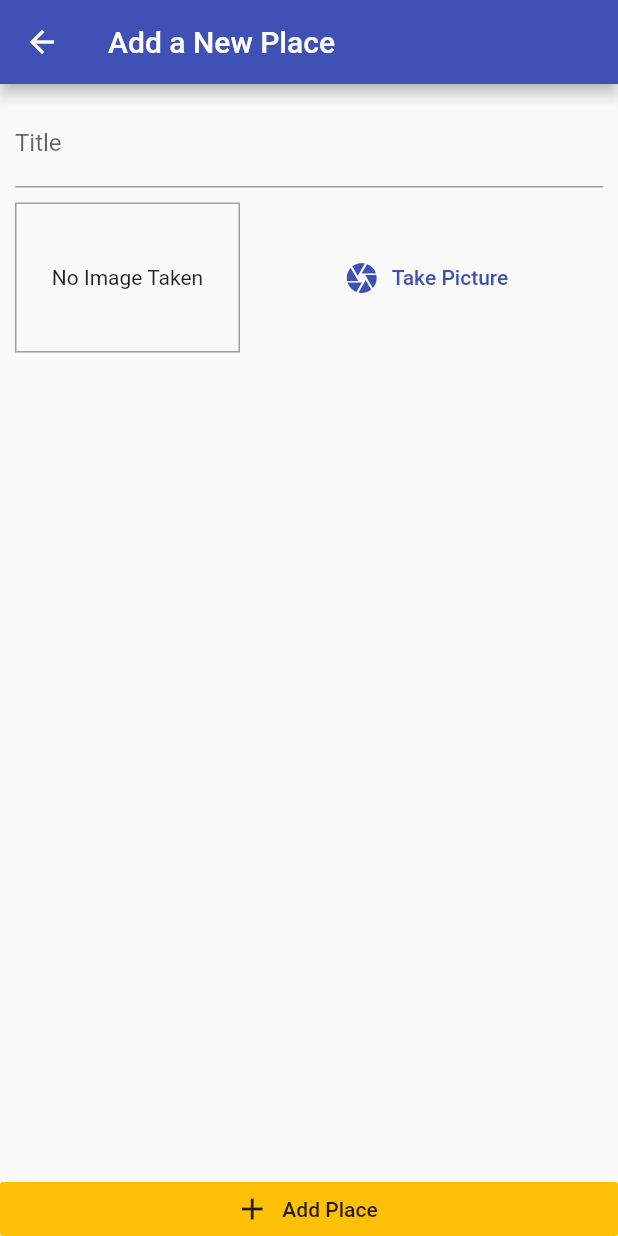
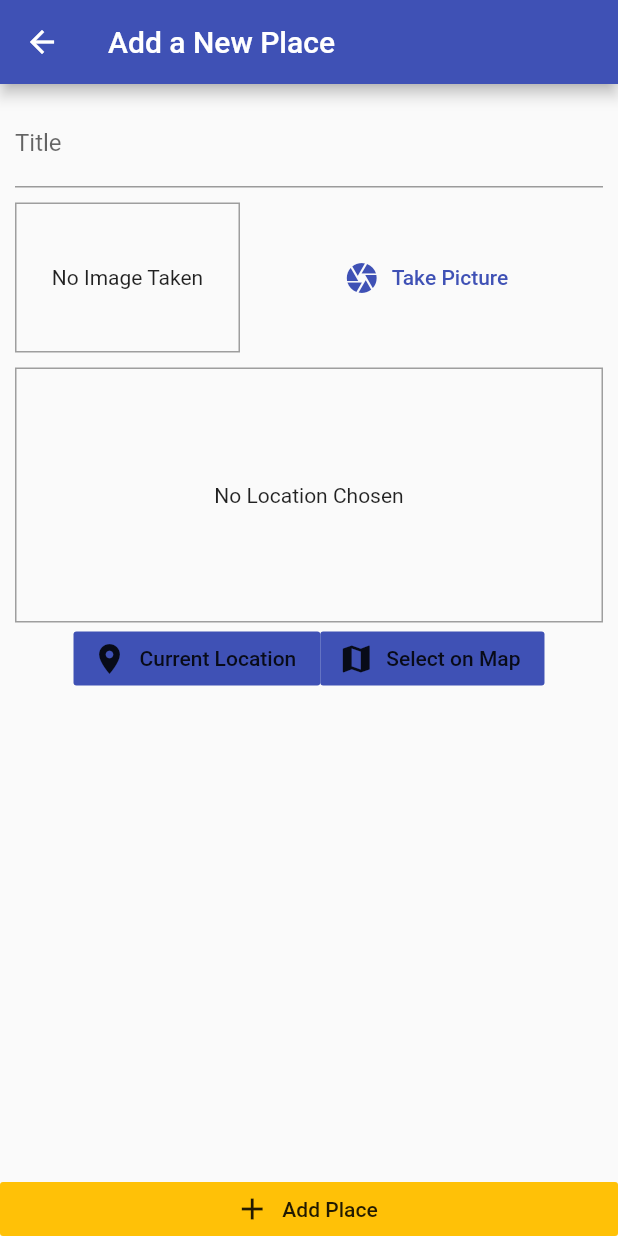
Before and after one commit to hekodev/GreatPlacesApp, a Flutter app: the AddPlaceScreen screen opened by its route, on a phone screen of 412 x 824 dp. Run offline on Flutter 3.47's test engine with Material 2 defaults, Android fonts, the phone set to English and light mode, and no system bars; our stand-ins replace image_picker, sqflite; accounts and stored records are empty.

Commit message:
#9 : Adding a Location Input & the Location Package

```diff
--- a/lib/screens/add_place_screen.dart
+++ b/lib/screens/add_place_screen.dart
@@ -4,6 +4,7 @@ import 'package:flutter/material.dart';
 import 'package:provider/provider.dart';
 
 import '../widgets/image_input.dart';
+import '../widgets/location_input.dart';
 import '../providers/great_places.dart';
 
 class AddPlaceScreen extends StatefulWidget {
@@ -53,6 +54,10 @@ class _AddPlaceScreenState extends State<AddPlaceScreen> {
                       height: 10,
                     ),
                     ImageInput(_selectImage),
+                    SizedBox(
+                      height: 10,
+                    ),
+                    LocationInput(),
                   ],
                 ),
               ),
--- /dev/null
+++ b/lib/widgets/location_input.dart
@@ -0,0 +1,55 @@
+import 'package:flutter/material.dart';
+
+class LocationInput extends StatefulWidget {
+  @override
+  _LocationInputState createState() => _LocationInputState();
+}
+
+class _LocationInputState extends State<LocationInput> {
+  String _previewImageUrl;
+
+  @override
+  Widget build(BuildContext context) {
+    return Column(
+      children: <Widget>[
+        Container(
+          height: 170,
+          width: double.infinity,
+          alignment: Alignment.center,
+          decoration: BoxDecoration(border: Border.all(width: 1, color:  Colors.grey),),
+          child: _previewImageUrl == null
+              ? Text(
+                  'No Location Chosen',
+                  textAlign: TextAlign.center,
+                )
+              : Image.network(
+                  _previewImageUrl,
+                  fit: BoxFit.cover,
+                  width: double.infinity,
+                ),
+        ),
+        Row(
+          mainAxisAlignment: MainAxisAlignment.center,
+          children: <Widget>[
+            FlatButton.icon(
+              icon: Icon(
+                Icons.location_on,
+              ),
+              label: Text('Current Location'),
+              color: Theme.of(context).primaryColor,
+              onPressed: () {},
+            ),
+            FlatButton.icon(
+              icon: Icon(
+                Icons.map,
+              ),
+              label: Text('Select on Map'),
+              color: Theme.of(context).primaryColor,
+              onPressed: () {},
+            ),
+          ],
+        )
+      ],
+    );
+  }
+}
--- a/pubspec.yaml
+++ b/pubspec.yaml
@@ -28,6 +28,7 @@ dependencies:
   path_provider: ^1.4.4
   path: ^1.6.4
   sqflite: ^1.1.7+3
+  location: ^2.3.5
 
 dev_dependencies:
   flutter_test:
```
Also changed, not shown: pubspec.lock, 4 other files.
